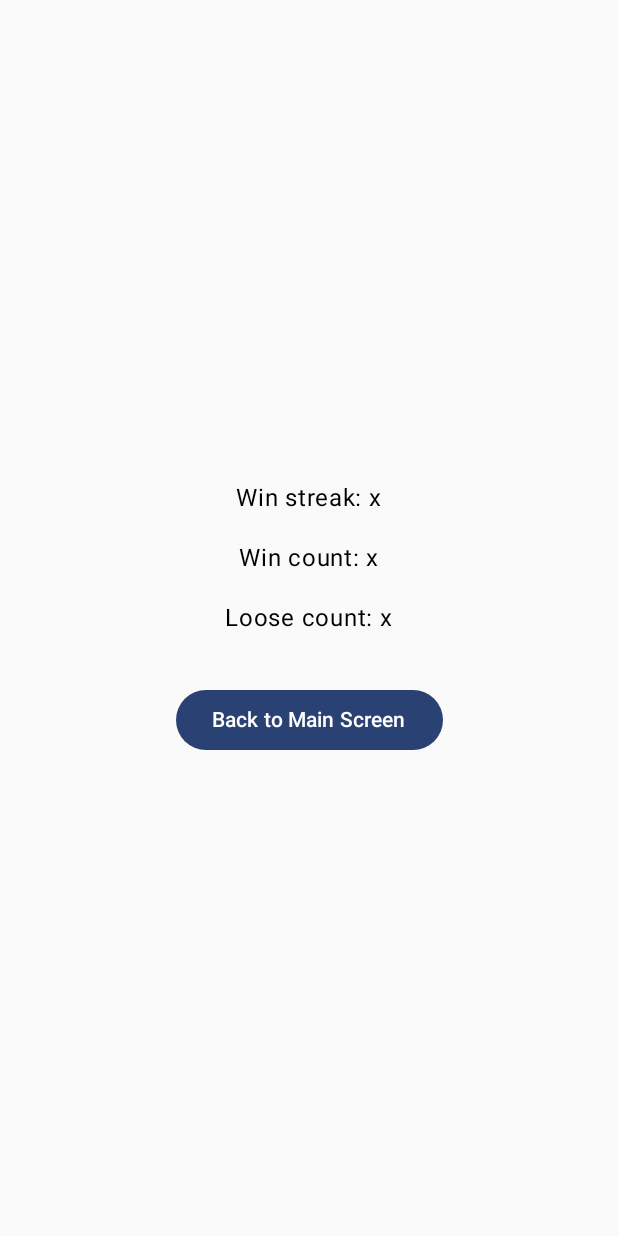
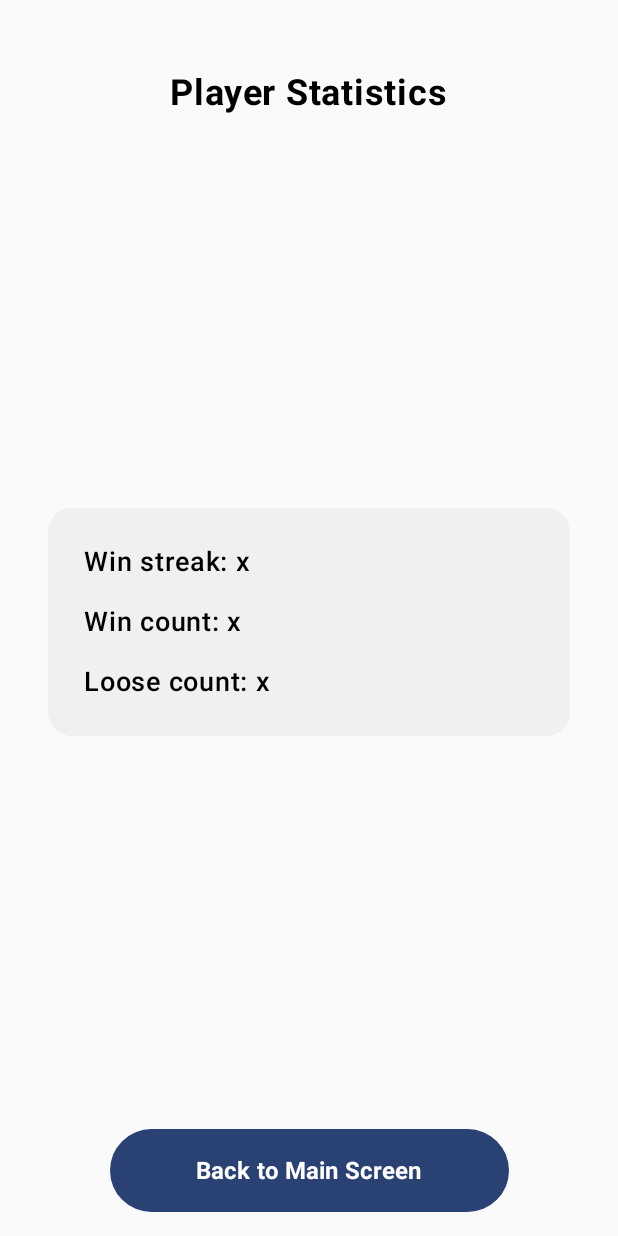
Before and after one commit to im-stanly/GomokuXOXO, an Android app built with Jetpack Compose: the screen it shows after launch (StatsActivity), after a tap on "Show Stats", on a phone screen of 412 x 824 dp. Run offline under Robolectric (Android 15) with nearby library versions, the phone set to English and light mode, and no system bars.

Commit message:
Add GameActivity and update MainActivity for navigation

```diff
--- a/app/src/main/AndroidManifest.xml
+++ b/app/src/main/AndroidManifest.xml
@@ -17,6 +17,7 @@
             android:exported="true"
             android:label="@string/app_name"
             android:theme="@style/Theme.Mobilegomoku" />
+        <activity android:name=".GameActivity" />
         <activity
             android:name=".MainActivity"
             android:exported="true"
--- a/app/src/main/java/com/example/mobilegomoku/MainActivity.kt
+++ b/app/src/main/java/com/example/mobilegomoku/MainActivity.kt
@@ -62,7 +62,11 @@ fun MainScreen() {
             horizontalAlignment = Alignment.CenterHorizontally
         ) {
             Button(
-                onClick = { /* TODO: Add navigation */ },
+                onClick = {
+                    val intent = Intent(context, GameActivity::class.java)
+                    intent.putExtra("playerSymbol", "X") // Pass player symbol for solo game
+                    context.startActivity(intent)
+                },
                 modifier = Modifier
                     .fillMaxWidth(0.8f)
                     .height(60.dp)
@@ -74,7 +78,11 @@ fun MainScreen() {
                 )
             }
             Button(
-                onClick = { /* TODO: Add navigation */ },
+                onClick = {
+                    val intent = Intent(context, GameActivity::class.java)
+                    intent.putExtra("playerSymbol", "O") // Pass player symbol for Bluetooth game
+                    context.startActivity(intent)
+                },
                 modifier = Modifier
                     .fillMaxWidth(0.8f)
                     .height(60.dp)
@@ -86,7 +94,11 @@ fun MainScreen() {
                 )
             }
             Button(
-                onClick = { /* TODO: Add navigation */ },
+                onClick = {
+                    val intent = Intent(context, GameActivity::class.java)
+                    intent.putExtra("playerSymbol", "X") // Pass player symbol for local game
+                    context.startActivity(intent)
+                },
                 modifier = Modifier
                     .fillMaxWidth(0.8f)
                     .height(60.dp)
--- a/app/src/main/java/com/example/mobilegomoku/StatsActivity.kt
+++ b/app/src/main/java/com/example/mobilegomoku/StatsActivity.kt
@@ -1,6 +1,5 @@
 package com.example.mobilegomoku
 
-import android.content.Intent
 import android.os.Bundle
 import androidx.activity.ComponentActivity
 import androidx.activity.compose.setContent
@@ -13,6 +12,13 @@ import androidx.compose.ui.Modifier
 import androidx.compose.ui.tooling.preview.Preview
 import androidx.compose.ui.unit.dp
 import com.example.mobilegomoku.ui.theme.MobilegomokuTheme
+import androidx.compose.foundation.layout.Arrangement
+import androidx.compose.foundation.shape.RoundedCornerShape
+import androidx.compose.material3.Card
+import androidx.compose.material3.CardDefaults
+import androidx.compose.ui.graphics.Color
+import androidx.compose.ui.text.font.FontWeight
+import androidx.compose.ui.unit.sp
 
 class StatsActivity : ComponentActivity() {
     override fun onCreate(savedInstanceState: Bundle?) {
@@ -31,14 +37,60 @@ fun StatsScreen(onBackClick: () -> Unit) {
         modifier = Modifier
             .fillMaxSize()
             .padding(16.dp),
-        verticalArrangement = Arrangement.Center,
+        verticalArrangement = Arrangement.SpaceBetween,
         horizontalAlignment = Alignment.CenterHorizontally
     ) {
-        Text(text = "Win streak: x", modifier = Modifier.padding(bottom = 16.dp))
-        Text(text = "Win count: x", modifier = Modifier.padding(bottom = 16.dp))
-        Text(text = "Loose count: x", modifier = Modifier.padding(bottom = 32.dp))
-        Button(onClick = onBackClick) {
-            Text(text = "Back to Main Screen")
+        Text(
+            text = "Player Statistics",
+            fontSize = 24.sp,
+            fontWeight = FontWeight.Bold,
+            modifier = Modifier.padding(top = 32.dp)
+        )
+
+        Card(
+            modifier = Modifier
+                .fillMaxWidth()
+                .padding(horizontal = 16.dp),
+            shape = RoundedCornerShape(16.dp),
+            colors = CardDefaults.cardColors(containerColor = Color(0xFFF0F0F0))
+        ) {
+            Column(
+                modifier = Modifier
+                    .fillMaxWidth()
+                    .padding(24.dp),
+                verticalArrangement = Arrangement.spacedBy(16.dp),
+                horizontalAlignment = Alignment.Start
+            ) {
+                Text(
+                    text = "Win streak: x",
+                    fontSize = 18.sp,
+                    fontWeight = FontWeight.Medium
+                )
+                Text(
+                    text = "Win count: x",
+                    fontSize = 18.sp,
+                    fontWeight = FontWeight.Medium
+                )
+                Text(
+                    text = "Loose count: x",
+                    fontSize = 18.sp,
+                    fontWeight = FontWeight.Medium
+                )
+            }
+        }
+
+        Button(
+            onClick = onBackClick,
+            modifier = Modifier
+                .fillMaxWidth(0.7f)
+                .height(55.dp)
+                .padding(bottom = 0.dp)
+        ) {
+            Text(
+                text = "Back to Main Screen",
+                fontSize = 16.sp,
+                fontWeight = FontWeight.Bold
+            )
         }
     }
 }
```
Also changed, not shown: app/src/main/java/com/example/mobilegomoku/GameActivity.kt (added, +77 -0 lines), app/src/main/res/drawable/board.png (added).
